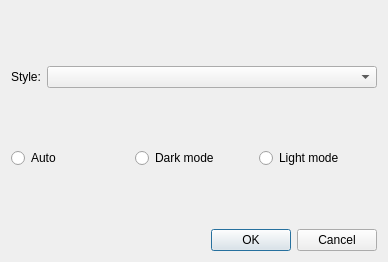
Old version of the form fet/src/interface/settingsstyleandcolorschemeform_template.ui in the repository vonmecheln/fet.
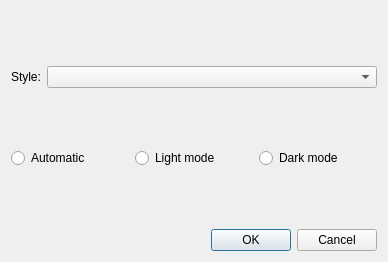
New version of the form.

Diff of the .ui file:
```diff
--- a/fet/src/interface/settingsstyleandcolorschemeform_template.ui
+++ b/fet/src/interface/settingsstyleandcolorschemeform_template.ui
@@ -66,14 +66,7 @@
      <item>
       <widget class="QRadioButton" name="autoRadioButton">
        <property name="text">
-        <string extracomment="Automatically chosen style">Auto</string>
-       </property>
-      </widget>
-     </item>
-     <item>
-      <widget class="QRadioButton" name="darkRadioButton">
-       <property name="text">
-        <string>Dark mode</string>
+        <string comment="Automatic mode of selection of the color scheme">Automatic</string>
        </property>
       </widget>
      </item>
@@ -84,6 +77,13 @@
        </property>
       </widget>
      </item>
+     <item>
+      <widget class="QRadioButton" name="darkRadioButton">
+       <property name="text">
+        <string>Dark mode</string>
+       </property>
+      </widget>
+     </item>
     </layout>
    </item>
    <item>
```
Left out of the diff: 2 changed lines with no effect on the pictures.
